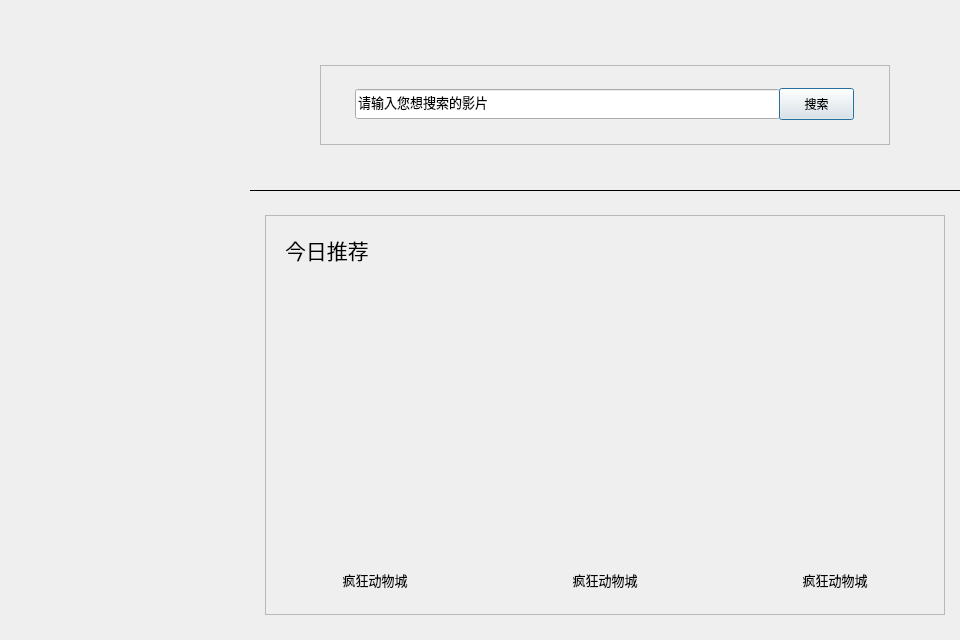
ljcleo/DBProj, file GUI/HomepagePartUI.ui: the form before one commit.
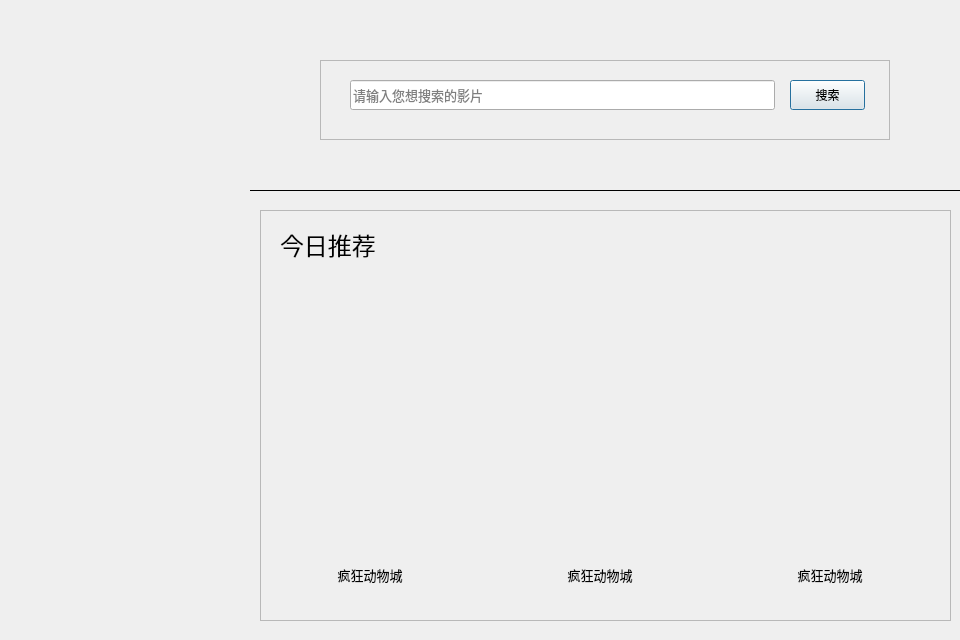
The form after the commit.

```diff
--- a/GUI/HomepagePartUI.ui
+++ b/GUI/HomepagePartUI.ui
@@ -32,10 +32,10 @@
   <widget class="QFrame" name="RecommendationFrame">
    <property name="geometry">
     <rect>
-     <x>265</x>
-     <y>215</y>
-     <width>680</width>
-     <height>400</height>
+     <x>260</x>
+     <y>210</y>
+     <width>691</width>
+     <height>411</height>
     </rect>
    </property>
    <property name="frameShape">
@@ -148,8 +148,8 @@
     </property>
     <property name="font">
      <font>
-      <family>宋体</family>
-      <pointsize>16</pointsize>
+      <family>等线</family>
+      <pointsize>18</pointsize>
      </font>
     </property>
     <property name="text">
@@ -161,7 +161,7 @@
    <property name="geometry">
     <rect>
      <x>320</x>
-     <y>65</y>
+     <y>60</y>
      <width>570</width>
      <height>80</height>
     </rect>
@@ -175,8 +175,8 @@
    <widget class="QLineEdit" name="SearchInput">
     <property name="geometry">
      <rect>
-      <x>35</x>
-      <y>24</y>
+      <x>30</x>
+      <y>20</y>
       <width>425</width>
       <height>30</height>
      </rect>
@@ -187,17 +187,17 @@
       <pointsize>10</pointsize>
      </font>
     </property>
-    <property name="text">
+    <property name="placeholderText">
      <string>请输入您想搜索的影片</string>
     </property>
    </widget>
    <widget class="QPushButton" name="Search">
     <property name="geometry">
      <rect>
-      <x>459</x>
-      <y>23</y>
+      <x>470</x>
+      <y>20</y>
       <width>75</width>
-      <height>32</height>
+      <height>30</height>
      </rect>
     </property>
     <property name="text">
```
